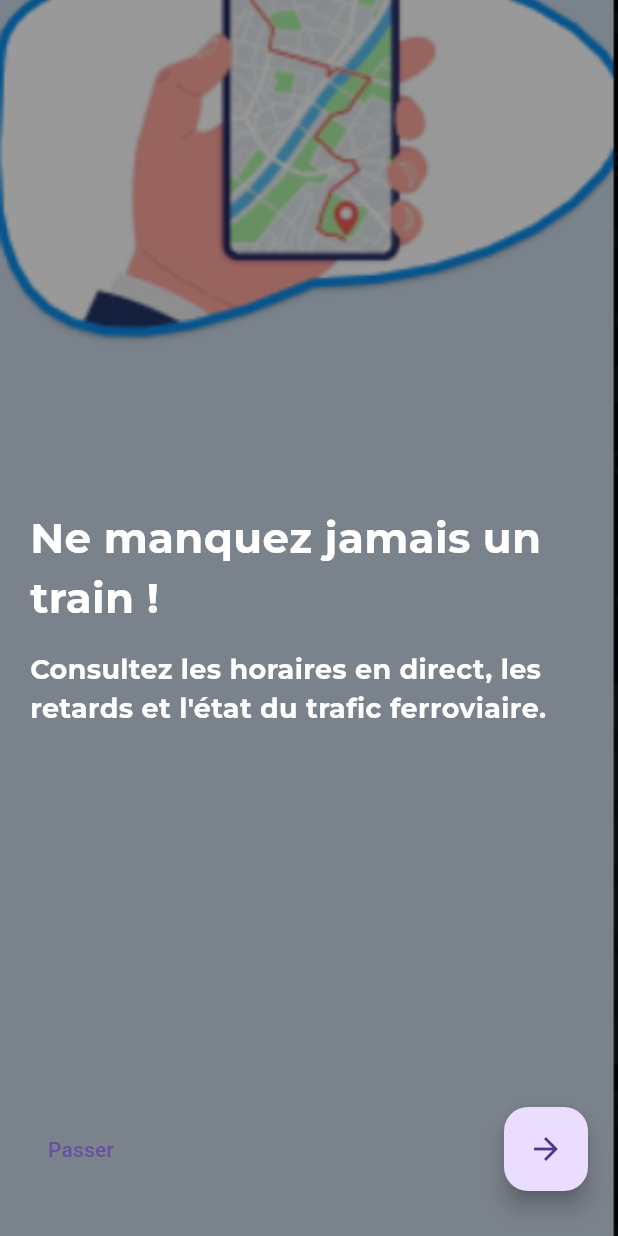
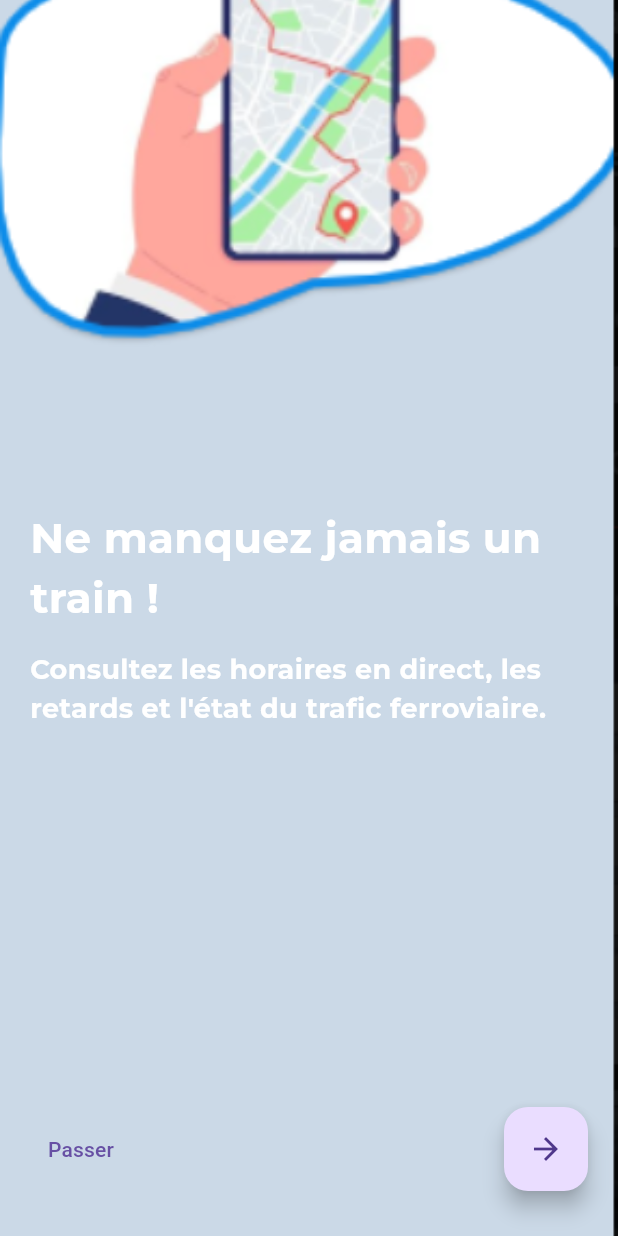
Before and after one commit to ouartifayrouz/PFE, a Flutter app: the screen it shows after launch, swiped to page 2, on a phone screen of 412 x 824 dp. Run offline on Flutter 3.47's test engine with Material 3 defaults, Android fonts, the phone set to English and light mode, and no system bars; drawn by our look-alikes of animated_text_kit; our stand-ins replace cloud_firestore, dio, firebase_auth, firebase_core, firebase_storage, flutter_rating_bar and 8 more; missing offline and left inert: dialog_flowtter; accounts and stored records are empty; generated files the repository leaves out were written again; project files that could hold a hidden picture were left out.

Commit message:
Update onboarding_screen.dart

```diff
--- a/appdz4/lib/onboarding_screen.dart
+++ b/appdz4/lib/onboarding_screen.dart
@@ -85,9 +85,9 @@
         ),
 
         // Overlay sombre pour une meilleure lisibilité du texte
-        Container(
-          color: Colors.black.withOpacity(0.4), // Opacité de 40%
-        ),
+      //  Container(
+      //    color: Colors.black.withOpacity(0.4), // Opacité de 40%
+      //  ),
 
         // Texte centré sur l'image
         Padding(
```
